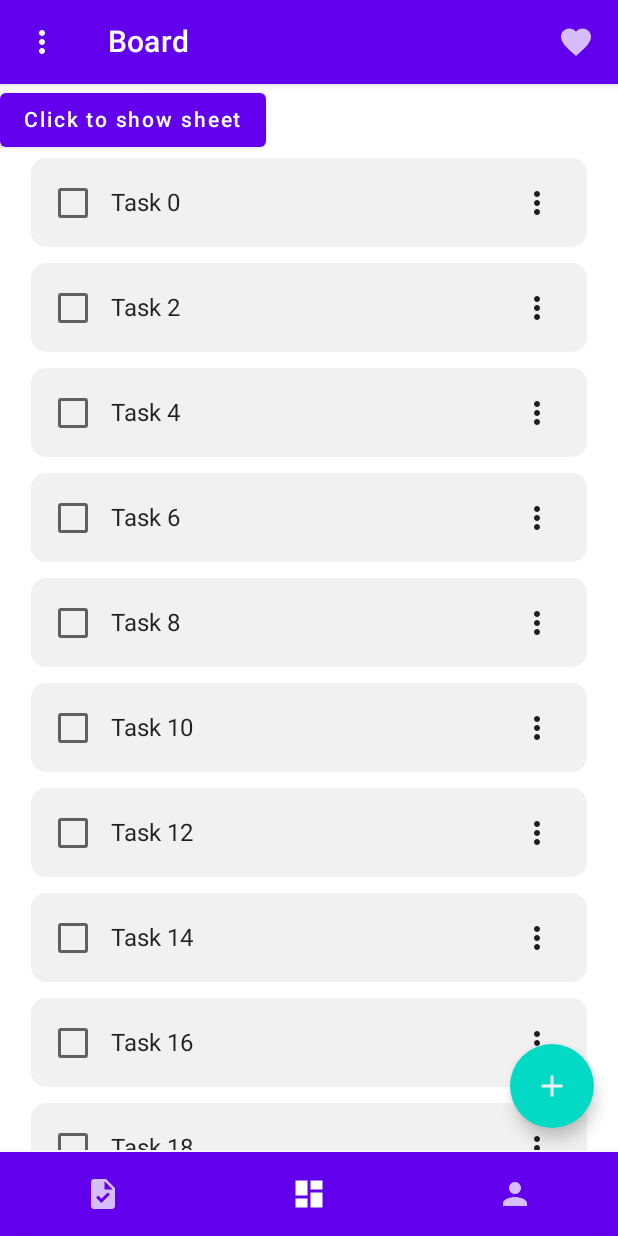
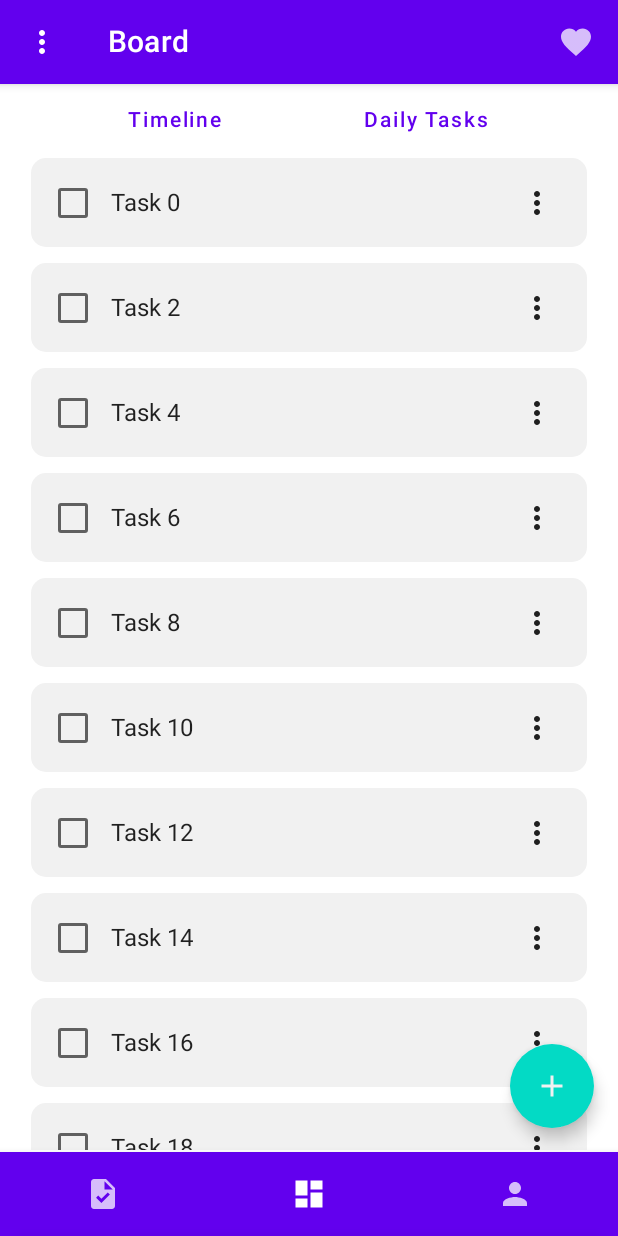
Before and after one commit to hoyipyik/pomotodoro-compose, an Android app built with Jetpack Compose: the todo screen opened through its navigation route, on a phone screen of 412 x 824 dp. Run offline under Robolectric (Android 15) with nearby library versions, the phone set to English and light mode, and no system bars.

Commit message:
upgrade sheet 1/3

```diff
--- a/app/src/main/java/com/example/pomotodoro_compose/App.kt
+++ b/app/src/main/java/com/example/pomotodoro_compose/App.kt
@@ -14,16 +14,17 @@ import androidx.navigation.NavHostController
 import androidx.navigation.compose.currentBackStackEntryAsState
 import androidx.navigation.compose.rememberNavController
 import com.example.pomotodoro_compose.container.BottomSheetContainer
-import com.example.pomotodoro_compose.router.BottomSheetNavigation
 import com.example.pomotodoro_compose.router.PageNavigation
 import com.example.pomotodoro_compose.viewModel.StateViewModel
 import kotlinx.coroutines.CoroutineScope
+import kotlinx.coroutines.launch
 
 @OptIn(ExperimentalMaterialApi::class)
 @Composable
 fun App() {
     val stateViewModel: StateViewModel = viewModel()
     val navController = rememberNavController()
+    val bottomSheetNavController = rememberNavController()
     val bottomSheetState = rememberModalBottomSheetState(
         initialValue = ModalBottomSheetValue.Hidden,
     )
@@ -32,12 +33,13 @@ fun App() {
         sheetState = bottomSheetState,
         sheetElevation = 16.dp,
         sheetShape = RoundedCornerShape(20.dp),
-        sheetContent = { SheetContent(navController = navController) }
+        sheetContent = { SheetContent(navController = bottomSheetNavController, stateViewModel = stateViewModel) }
     ) {
         PageContent(
             scope = scope,
             bottomSheetState = bottomSheetState,
             navController = navController,
+            bottomSheetNavController = bottomSheetNavController,
             stateViewModel = stateViewModel
         )
     }
@@ -45,8 +47,8 @@ fun App() {
 
 @OptIn(ExperimentalMaterialApi::class)
 @Composable
-fun SheetContent(navController: NavHostController) {
-    BottomSheetContainer(navController = navController)
+fun SheetContent(navController: NavHostController, stateViewModel: StateViewModel) {
+    BottomSheetContainer(navController = navController, stateViewModel = stateViewModel)
 }
 
 @OptIn(ExperimentalMaterialApi::class)
@@ -55,19 +57,34 @@ fun PageContent(
     scope: CoroutineScope,
     navController: NavHostController,
     stateViewModel: StateViewModel,
-    bottomSheetState: ModalBottomSheetState
+    bottomSheetState: ModalBottomSheetState,
+    bottomSheetNavController: NavHostController
 ) {
     val navBackStackEntry by navController.currentBackStackEntryAsState()
     val currentRoute = navBackStackEntry?.destination?.route
+    val navBackStackEntry2 by bottomSheetNavController.currentBackStackEntryAsState()
+    val currentRoute2 = navBackStackEntry2?.destination?.route
     Scaffold(
         topBar = { TopBar(stateViewModel = stateViewModel) },
         floatingActionButton = {
-            if(currentRoute != "account")
-            FloatingActionButton(onClick = { /*TODO*/ }) {
-                Icon(Icons.Filled.Add, contentDescription = null)
-            }
+            if (currentRoute != "account")
+                FloatingActionButton(onClick = {
+                    scope.launch { bottomSheetState.show() }
+                    bottomSheetNavController.navigate("addtask") {
+                        currentRoute2?.let { popUpTo(it) { inclusive = true } }
+                    }
+                    currentRoute?.let { stateViewModel.changeCurrentRouterPath(it) }
+                }) {
+                    Icon(Icons.Filled.Add, contentDescription = null)
+                }
         },
-        bottomBar = { BottomBar(navController = navController, stateViewModel = stateViewModel, currentRoute = currentRoute) }
+        bottomBar = {
+            BottomBar(
+                navController = navController,
+                stateViewModel = stateViewModel,
+                currentRoute = currentRoute
+            )
+        }
     ) {
         PageNavigation(
             scope = scope,
@@ -93,8 +110,8 @@ fun BottomBar(
                 icon = { Icon(item.icon, contentDescription = null) },
                 onClick = {
                     selectedItem = item.type
-                    navController.navigate(item.type){
-                        currentRoute?.let { popUpTo(it){ inclusive = true } }
+                    navController.navigate(item.type) {
+                        currentRoute?.let { popUpTo(it) { inclusive = true } }
                     }
                     stateViewModel.changeTopBarTitle(item.title)
                 }
--- a/app/src/main/java/com/example/pomotodoro_compose/components/TabBar.kt
+++ b/app/src/main/java/com/example/pomotodoro_compose/components/TabBar.kt
@@ -1 +1,36 @@
 package com.example.pomotodoro_compose.components
+
+import androidx.compose.foundation.layout.Arrangement
+import androidx.compose.foundation.layout.Row
+import androidx.compose.foundation.layout.fillMaxWidth
+import androidx.compose.material.Text
+import androidx.compose.material.TextButton
+import androidx.compose.runtime.Composable
+import androidx.compose.runtime.getValue
+import androidx.compose.ui.Modifier
+import androidx.navigation.NavHostController
+import androidx.navigation.compose.currentBackStackEntryAsState
+
+@Composable
+fun TabBar(navController: NavHostController) {
+    val navBackStackEntry by navController.currentBackStackEntryAsState()
+    val currentRoute = navBackStackEntry?.destination?.route
+    Row(horizontalArrangement = Arrangement.SpaceEvenly, modifier = Modifier.fillMaxWidth()) {
+        TextButton(
+            onClick = {
+                navController.navigate("timeline") {
+                    currentRoute?.let { popUpTo(it) { inclusive = true } }
+                }
+            }) {
+            Text(text = "Timeline")
+        }
+        TextButton(
+            onClick = {
+                navController.navigate("today") {
+                    currentRoute?.let { popUpTo(it) { inclusive = true } }
+                }
+            }) {
+            Text(text = "Daily Tasks")
+        }
+    }
+}
--- a/app/src/main/java/com/example/pomotodoro_compose/container/BottomSheetContainer.kt
+++ b/app/src/main/java/com/example/pomotodoro_compose/container/BottomSheetContainer.kt
@@ -12,10 +12,11 @@ import androidx.compose.ui.graphics.Color
 import androidx.compose.ui.unit.dp
 import androidx.navigation.NavHostController
 import com.example.pomotodoro_compose.router.BottomSheetNavigation
+import com.example.pomotodoro_compose.viewModel.StateViewModel
 
 @OptIn(ExperimentalMaterialApi::class)
 @Composable
-fun BottomSheetContainer(navController: NavHostController) {
+fun BottomSheetContainer(navController: NavHostController, stateViewModel: StateViewModel) {
     Column( horizontalAlignment = Alignment.CenterHorizontally) {
         Spacer(modifier = Modifier.padding(6.dp))
         Box(modifier = Modifier
@@ -24,6 +25,6 @@ fun BottomSheetContainer(navController: NavHostController) {
             .border(2.dp, Color.LightGray)
             .clip(RoundedCornerShape(10.dp))
             .padding(vertical = 5.dp))
-        BottomSheetNavigation(navController = navController)
+        BottomSheetNavigation(navController = navController, stateViewModel = stateViewModel, modifier = Modifier.fillMaxWidth())
     }
 }
--- a/app/src/main/java/com/example/pomotodoro_compose/pages/Account.kt
+++ b/app/src/main/java/com/example/pomotodoro_compose/pages/Account.kt
@@ -1,11 +1,18 @@
 package com.example.pomotodoro_compose.pages
 
+import androidx.compose.material.Button
+import androidx.compose.material.ExperimentalMaterialApi
 import androidx.compose.material.ModalBottomSheetState
 import androidx.compose.material.Text
 import androidx.compose.runtime.Composable
 import kotlinx.coroutines.CoroutineScope
+import kotlinx.coroutines.launch
 
+@OptIn(ExperimentalMaterialApi::class)
 @Composable
-fun Account() {
+fun Account(scope: CoroutineScope, state: ModalBottomSheetState,) {
     Text(text = "account")
+    Button(onClick = { scope.launch { state.show() } }) {
+        Text("Click to show sheet")
+    }
 }
--- a/app/src/main/java/com/example/pomotodoro_compose/pages/Today.kt
+++ b/app/src/main/java/com/example/pomotodoro_compose/pages/Today.kt
@@ -1,8 +1,10 @@
 package com.example.pomotodoro_compose.pages
 
 import androidx.compose.runtime.Composable
+import com.example.pomotodoro_compose.components.TasksContainer
+import com.example.pomotodoro_compose.data.TasksData
 
 @Composable
-fun Today(){
-
+fun Today(type: String, list: MutableList<TasksData>) {
+    TasksContainer(list, type)
 }
--- a/app/src/main/java/com/example/pomotodoro_compose/pages/Todo.kt
+++ b/app/src/main/java/com/example/pomotodoro_compose/pages/Todo.kt
@@ -1,29 +1,27 @@
 package com.example.pomotodoro_compose.pages
 
 import androidx.compose.foundation.layout.Column
-import androidx.compose.material.Button
 import androidx.compose.material.ExperimentalMaterialApi
 import androidx.compose.material.ModalBottomSheetState
-import androidx.compose.material.Text
 import androidx.compose.runtime.Composable
 import androidx.lifecycle.viewmodel.compose.viewModel
 import androidx.navigation.NavHostController
-import com.example.pomotodoro_compose.components.TasksContainer
+import androidx.navigation.compose.rememberNavController
+import com.example.pomotodoro_compose.components.SubNavigation
+import com.example.pomotodoro_compose.components.TabBar
 import com.example.pomotodoro_compose.data.TasksData
 import com.example.pomotodoro_compose.viewModel.TasksViewModel
 import kotlinx.coroutines.CoroutineScope
-import kotlinx.coroutines.launch
 
 @OptIn(ExperimentalMaterialApi::class)
 @Composable
-fun Todo(scope: CoroutineScope, state: ModalBottomSheetState, navController: NavHostController) {
+fun Todo(scope: CoroutineScope, state: ModalBottomSheetState) {
     val tasksViewModel: TasksViewModel = viewModel()
     val type: String = "todo"
     val list: MutableList<TasksData> = tasksViewModel.todoTasksList
+    val navController = rememberNavController()
     Column {
-        Button(onClick = { scope.launch { state.show() } }) {
-            Text("Click to show sheet")
-        }
-        TasksContainer(list, type)
+        TabBar(navController = navController)
+        SubNavigation(navController = navController, list = list, type = type)
     }
 }
--- a/app/src/main/java/com/example/pomotodoro_compose/router/PageNavigation.kt
+++ b/app/src/main/java/com/example/pomotodoro_compose/router/PageNavigation.kt
@@ -21,7 +21,7 @@ fun PageNavigation(
 ) {
     NavHost(navController = navController as NavHostController, startDestination = "board"){
         composable("board"){ Board(scope = scope, state = bottomSheetState) }
-        composable("todo"){ Todo(scope = scope, state = bottomSheetState, navController = navController)}
-        composable("account"){ Account()}
+        composable("todo"){ Todo(scope = scope, state = bottomSheetState)}
+        composable("account"){ Account(scope = scope, state = bottomSheetState)}
     }
 }
--- a/app/src/main/java/com/example/pomotodoro_compose/router/SubNavigation.kt
+++ b/app/src/main/java/com/example/pomotodoro_compose/router/SubNavigation.kt
@@ -5,13 +5,14 @@ import androidx.navigation.NavController
 import androidx.navigation.NavHostController
 import androidx.navigation.compose.NavHost
 import androidx.navigation.compose.composable
+import com.example.pomotodoro_compose.data.TasksData
 import com.example.pomotodoro_compose.pages.TimeLine
 import com.example.pomotodoro_compose.pages.Today
 
 @Composable
-fun SubNavigation(navController: NavController) {
-    NavHost(navController = navController as NavHostController, startDestination = "board") {
-        composable("timeline") { TimeLine() }
-        composable("today") { Today() }
+fun SubNavigation(navController: NavController, type: String, list: MutableList<TasksData>) {
+    NavHost(navController = navController as NavHostController, startDestination = "today") {
+        composable("timeline") { TimeLine(type, list) }
+        composable("today") { Today(type, list) }
     }
 }
```
Also changed, not shown: app/src/main/java/com/example/pomotodoro_compose/components/AddGroupTag.kt (added, +9 -0 lines), app/src/main/java/com/example/pomotodoro_compose/components/AddTask.kt (added, +10 -0 lines), app/src/main/java/com/example/pomotodoro_compose/pages/TimeLine.kt (+5 -2 lines), app/src/main/java/com/example/pomotodoro_compose/router/BottomSheetNavigation.kt (+30 -8 lines), app/src/main/java/com/example/pomotodoro_compose/viewModel/StateViewModel.kt (+7 -3 lines).
